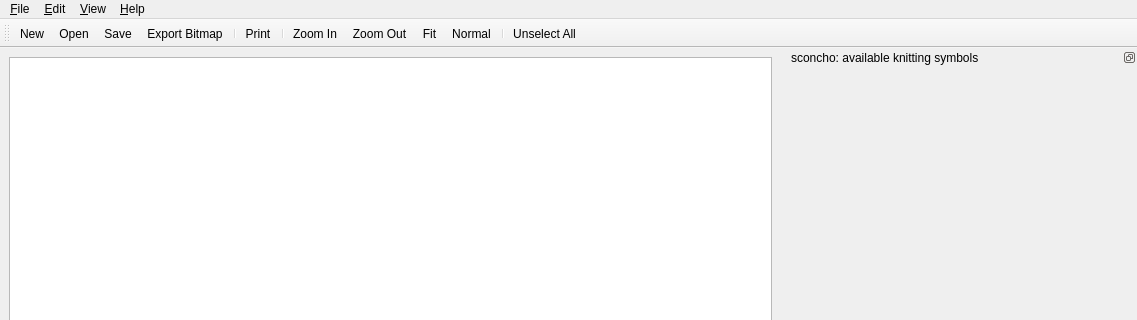
haskelladdict/sconcho, file sconcho/gui/ui/mainWindow.ui: the form before one commit; both pictures show x 0 to 1137 and y 0 to 320 of the 1137 by 777 pixel window.
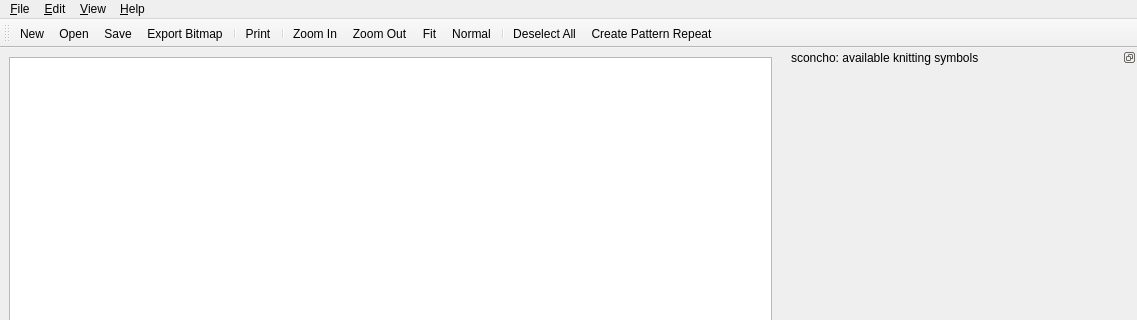
The form after the commit. Icons and pictures are not drawn. Custom widgets are drawn as their Qt base class.

Commit message: Added more pattern repeat code.

```diff
--- a/sconcho/gui/ui/mainWindow.ui
+++ b/sconcho/gui/ui/mainWindow.ui
@@ -210,6 +210,7 @@
    <addaction name="action_Normal"/>
    <addaction name="separator"/>
    <addaction name="actionUnselect_All"/>
+   <addaction name="actionCreate_Pattern_Repeat"/>
   </widget>
   <action name="actionAbout_sconcho">
    <property name="icon">
@@ -470,7 +471,10 @@
      <normaloff>:/icons/select_all.png</normaloff>:/icons/select_all.png</iconset>
    </property>
    <property name="text">
-    <string>&amp;Unselect All</string>
+    <string>&amp;Deselect All</string>
+   </property>
+   <property name="toolTip">
+    <string>Deselect All: Deselects are currently selected cells on the Grid.</string>
    </property>
   </action>
   <action name="action_Copy">
@@ -527,6 +531,18 @@
     <string>Show &amp;Nostitch Symbols</string>
    </property>
   </action>
+  <action name="actionCreate_Pattern_Repeat">
+   <property name="icon">
+    <iconset resource="../icons.qrc">
+     <normaloff>:/icons/patternRepeat.png</normaloff>:/icons/patternRepeat.png</iconset>
+   </property>
+   <property name="text">
+    <string>Create Pattern Repeat</string>
+   </property>
+   <property name="toolTip">
+    <string>Create Pattern Repeat: Create a pattern repeat box around the currently hightlighted cells. &lt;p&gt;You can interact with an existing repeat box by Control clicking on it. </string>
+   </property>
+  </action>
  </widget>
  <customwidgets>
   <customwidget>
```
Left out of the diff: 1 changed line with no effect on the pictures. The commit also changes 13 other files.
